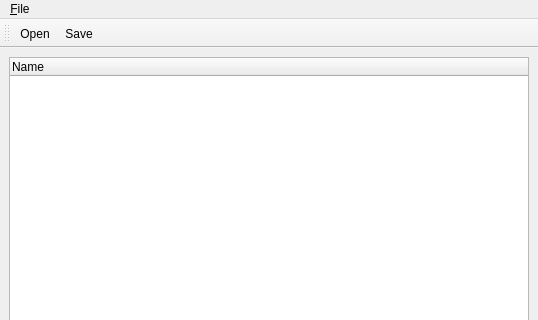
This is display-merger.ui in rpavlik/jconf-display-merger as Qt 5 draws it before an edit; both pictures show x 0 to 538 and y 0 to 320 of the 538 by 565 pixel window. The edited form follows.
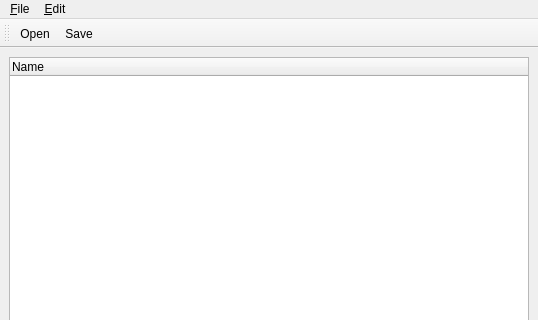
This is the edited form.

What changed in the file:
```diff
--- a/display-merger.ui
+++ b/display-merger.ui
@@ -51,7 +51,14 @@
     <addaction name="separator"/>
     <addaction name="actionE_xit"/>
    </widget>
+   <widget class="QMenu" name="menu_Edit">
+    <property name="title">
+     <string>&amp;Edit</string>
+    </property>
+    <addaction name="action_Merge_selected_windows"/>
+   </widget>
    <addaction name="menu_File"/>
+   <addaction name="menu_Edit"/>
   </widget>
   <widget class="QStatusBar" name="statusbar"/>
   <widget class="QToolBar" name="toolBar">
```
Left out of the diff: 24 changed lines with no effect on the pictures.
